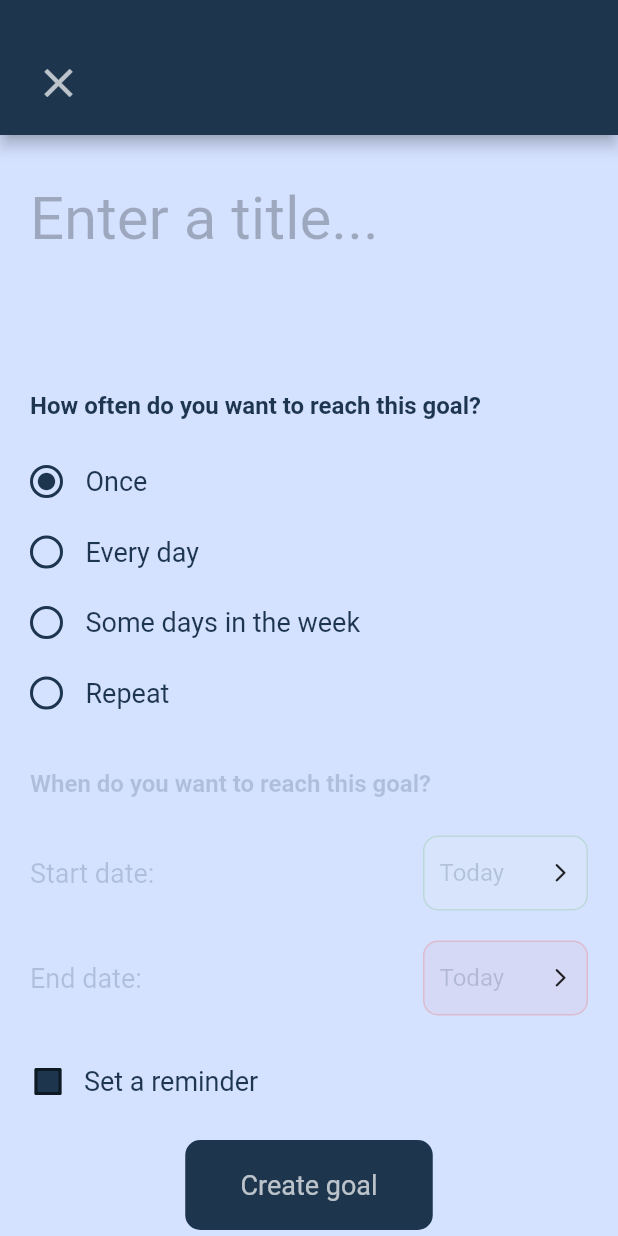
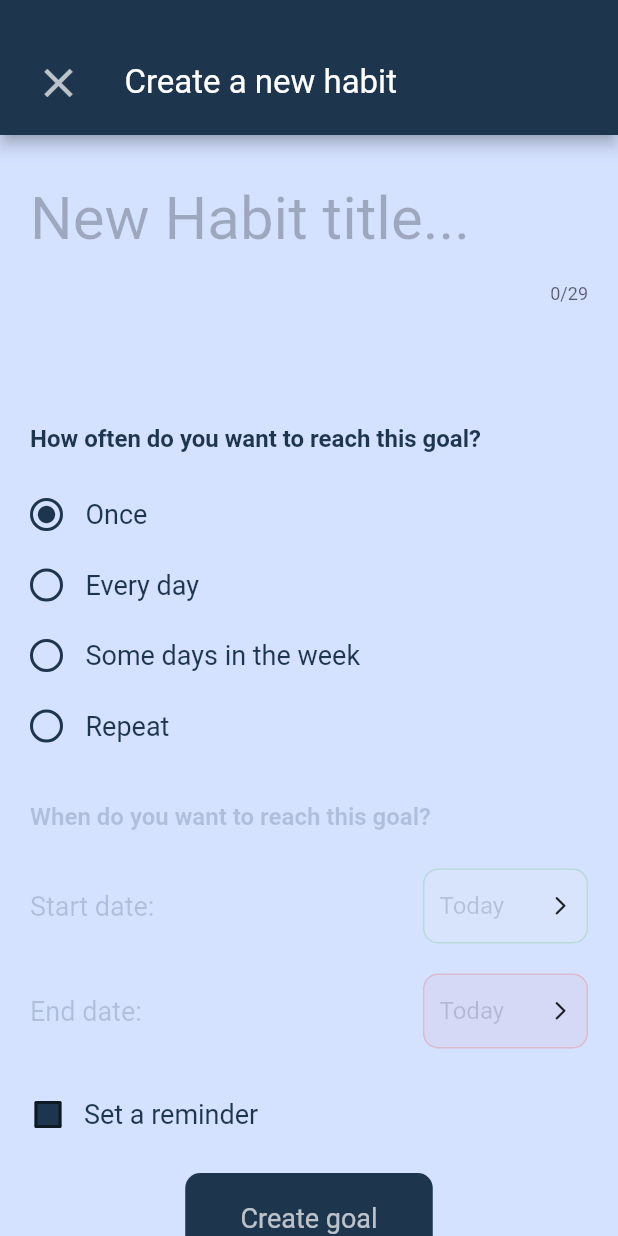
Before and after one commit to Alpha-Ronald/task_tracker-app, a Flutter app: the AllTasksPage screen opened directly, after a tap on the "add" icon, on a phone screen of 412 x 824 dp. Run offline on Flutter 3.47's test engine with Material 2 defaults, Android fonts, the phone set to English and light mode, and no system bars.

Commit message:
task frequency editing

```diff
--- a/lib/Create New Habit/create_new_habit_page.dart
+++ b/lib/Create New Habit/create_new_habit_page.dart
@@ -6,21 +6,16 @@ import 'package:tryout/custom_appbars.dart';
 import 'tasks_frequency.dart';
 
 class CreateNewHabitPage extends StatelessWidget {
-  const CreateNewHabitPage({super.key, required this.buttonTitle});
-
-  final String buttonTitle;
+  const CreateNewHabitPage({super.key});
 
   @override
   Widget build(BuildContext context) {
     return Scaffold(
-      backgroundColor: Theme
-          .of(context)
-          .colorScheme
-          .background,
-      appBar: PreferredSize(
-        preferredSize: const Size.fromHeight(90), // Set the desired height
+      backgroundColor: Theme.of(context).colorScheme.background,
+      appBar: const PreferredSize(
+        preferredSize: Size.fromHeight(90), // Set the desired height
         child: CustomAppBar2(
-          title: buttonTitle,
+          title: 'Create a new habit',
         ),
       ),
       body: const CreateNewHabitBody(),
@@ -39,7 +34,6 @@ class CreateNewHabitBody extends StatefulWidget {
 
 class CreateNewHabitBodyState extends State<CreateNewHabitBody> {
   final controller = TextEditingController();
-
 
   @override
   Widget build(BuildContext context) {
@@ -103,8 +97,7 @@ class CreateNewHabitBodyState extends State<CreateNewHabitBody> {
                         borderRadius: BorderRadius.circular(10)),
                     child: Center(
                         child: Text('Create goal',
-                            style: Theme
-                                .of(context)
+                            style: Theme.of(context)
                                 .textTheme
                                 .displaySmall
                                 ?.copyWith(color: Colors.white70))),
@@ -126,9 +119,11 @@ class TextFieldCreate extends StatelessWidget {
   @override
   Widget build(BuildContext context) {
     return TextField(
+      maxLength: 29,
       controller: controller,
       decoration: const InputDecoration(
-          hintText: 'Enter a title...',
+          //hintText: 'Enter a title...',
+          hintText: 'New Habit title...',
           hintStyle: TextStyle(fontSize: 40, color: Colors.black26),
           //focusColor: Color(0xFF1D364D),
           border: InputBorder.none),
--- a/lib/Home Page/buttons.dart
+++ b/lib/Home Page/buttons.dart
@@ -14,9 +14,7 @@ class AddNewTaskButton extends StatelessWidget {
           Navigator.push(
               context,
               MaterialPageRoute(
-                  builder: (context) => const CreateNewHabitPage(
-                        buttonTitle: '',
-                      )));
+                  builder: (context) => const CreateNewHabitPage()));
         },
         backgroundColor: const Color(0xFF1D364D),
         tooltip: 'Add new Habit/Task',
--- a/lib/Settings/All Tasks/habits_list_builder.dart
+++ b/lib/Settings/All Tasks(Habits and To-Do)/Habit Tasks/habits_list_builder.dart
@@ -1,7 +1,7 @@
 import 'package:flutter/material.dart';
 import 'package:provider/provider.dart';
 
-import '../../State Management/provider_sm.dart';
+import '../../../State Management/provider_sm.dart';
 import 'edit_habit_page.dart';
 import 'habits_list_tile.dart';
 
@@ -22,7 +22,7 @@ class HabitsListBuilder2State extends State<HabitsListBuilder2> {
   Widget build(BuildContext context) {
     var taskModel = Provider.of<TaskModel>(context);
     return ListView.builder(
-      //physics: const NeverScrollableScrollPhysics(),
+      physics: const NeverScrollableScrollPhysics(),
       shrinkWrap: true,
       itemCount: taskModel.habitsList.length,
       itemBuilder: (context, index) {
--- a/lib/Settings/All Tasks/habits_list_tile.dart
+++ b/lib/Settings/All Tasks(Habits and To-Do)/Habit Tasks/habits_list_tile.dart
@@ -1,7 +1,7 @@
 import 'package:flutter/material.dart';
 import 'package:provider/provider.dart';
 
-import '../../State Management/provider_sm.dart';
+import '../../../State Management/provider_sm.dart';
 
 class HabitsTasksTile extends StatelessWidget {
   const HabitsTasksTile({
--- /dev/null
+++ b/lib/Settings/All Tasks(Habits and To-Do)/all_tasks_list_page.dart
@@ -0,0 +1,67 @@
+import 'package:flutter/material.dart';
+
+import '../../Home Page/buttons.dart';
+import '../../custom_appbars.dart';
+import 'Habit Tasks/habits_list_builder.dart';
+import 'tasks_options_activation.dart';
+
+class AllTasksPage extends StatefulWidget {
+  const AllTasksPage({super.key});
+
+  @override
+  State<AllTasksPage> createState() => AllTasksPageState();
+}
+
+class AllTasksPageState extends State<AllTasksPage> {
+  bool showHabitsList = true;
+
+  @override
+  Widget build(BuildContext context) {
+    return Scaffold(
+        backgroundColor: Theme.of(context).colorScheme.background,
+        appBar: const PreferredSize(
+          preferredSize: Size.fromHeight(90), // Set the desired height
+          child: CustomAppBar2(
+            title: "My Habits and To-Do tasks",
+          ),
+        ),
+        body: SingleChildScrollView(
+          child: Padding(
+            padding: const EdgeInsets.all(25),
+            child: Column(
+              children: [
+                EditTaskOptions(
+                  showHabitsList: showHabitsList,
+                  onHabitPressed: () {
+                    setState(() {
+                      showHabitsList = !showHabitsList;
+                    });
+                  },
+                  onTodoPressed: () {
+                    setState(() {
+                      showHabitsList = !showHabitsList;
+                    });
+                  },
+                ),
+                const SizedBox(
+                  height: 40,
+                ),
+                showHabitsList
+                    ? const HabitsListBuilder2()
+                    : const HabitsListBuilder2(),
+                /*if (showHabitsList)
+                  const HabitsListBuilder2()
+                else
+                  const HabitsListBuilder2(),*/
+                const SizedBox(
+                  height: 50,
+                )
+              ],
+            ),
+          ),
+        ),
+        floatingActionButton: const AddNewTaskButton());
+  }
+}
+
+//Color(0xFF1D364D)
--- a/lib/Settings/All Tasks/all_tasks_list_page.dart
+++ /dev/null
@@ -1,59 +0,0 @@
-import 'package:flutter/material.dart';
-
-import '../../Home Page/buttons.dart';
-import '../../custom_appbars.dart';
-import 'habits_list_builder.dart';
-import 'tasks_options_activation.dart';
-
-class AllTasksPage extends StatefulWidget {
-  const AllTasksPage({super.key});
-
-  @override
-  State<AllTasksPage> createState() => AllTasksPageState();
-}
-
-class AllTasksPageState extends State<AllTasksPage> {
-  bool showHabitsList = true;
-
-  @override
-  Widget build(BuildContext context) {
-    return Scaffold(
-        backgroundColor: Theme.of(context).colorScheme.background,
-        appBar: const PreferredSize(
-          preferredSize: Size.fromHeight(90), // Set the desired height
-          child: CustomAppBar2(
-            title: "My Habits and To-Do tasks",
-          ),
-        ),
-        body: Padding(
-          padding: const EdgeInsets.all(25),
-          child: Column(
-            children: [
-              EditTaskOptions(
-                showHabitsList: showHabitsList,
-                onHabitPressed: () {
-                  setState(() {
-                    showHabitsList = !showHabitsList;
-                  });
-                },
-                onTodoPressed: () {
-                  setState(() {
-                    showHabitsList = !showHabitsList;
-                  });
-                },
-              ),
-              const SizedBox(
-                height: 40,
-              ),
-              if (showHabitsList)
-                const HabitsListBuilder2()
-              else
-                const HabitsListBuilder2(),
-            ],
-          ),
-        ),
-        floatingActionButton: const AddNewTaskButton());
-  }
-}
-
-//Color(0xFF1D364D)
--- a/lib/Settings/settings_page.dart
+++ b/lib/Settings/settings_page.dart
@@ -1,7 +1,7 @@
 import 'package:flutter/material.dart';
 
 import '../custom_appbars.dart';
-import 'All Tasks/all_tasks_list_page.dart';
+import 'All Tasks(Habits and To-Do)/all_tasks_list_page.dart';
 
 class Settings extends StatelessWidget {
   const Settings({super.key});
```
Also changed, not shown: lib/Create New Habit/tasks_frequency.dart (+57 -4 lines), lib/Settings/All Tasks(Habits and To-Do)/Habit Tasks/edit_habit_page.dart (renamed from lib/Settings/All Tasks/edit_habit_page.dart, +6 -3 lines), lib/Settings/All Tasks(Habits and To-Do)/tasks_options_activation.dart (renamed from lib/Settings/All Tasks/tasks_options_activation.dart).
